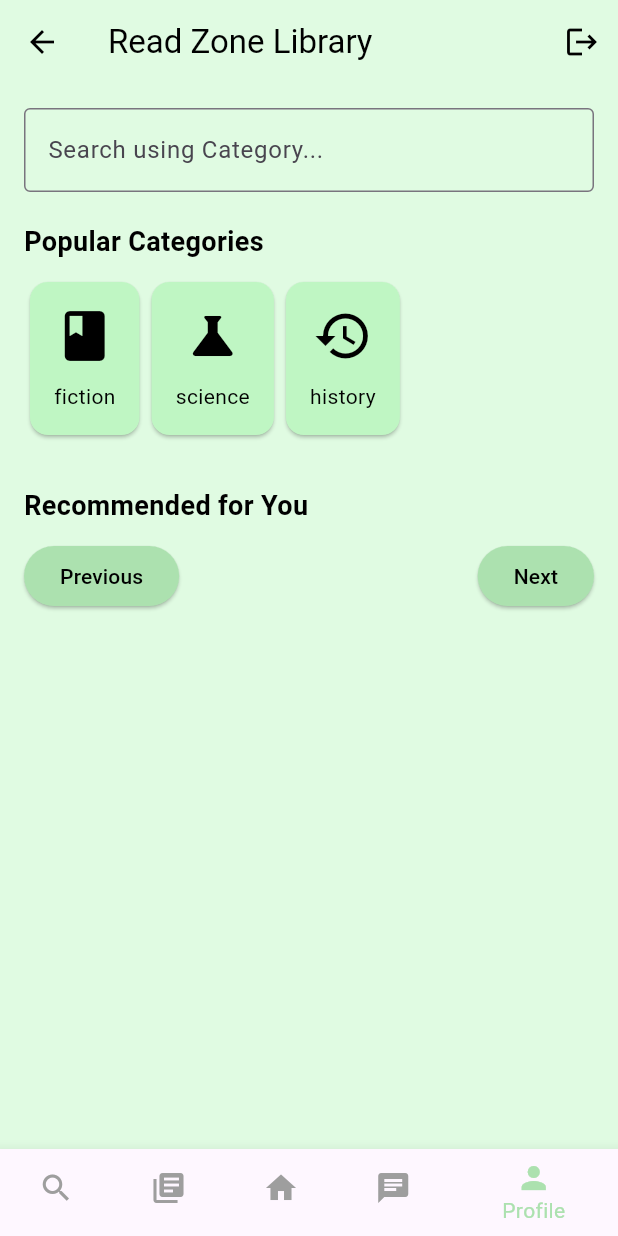
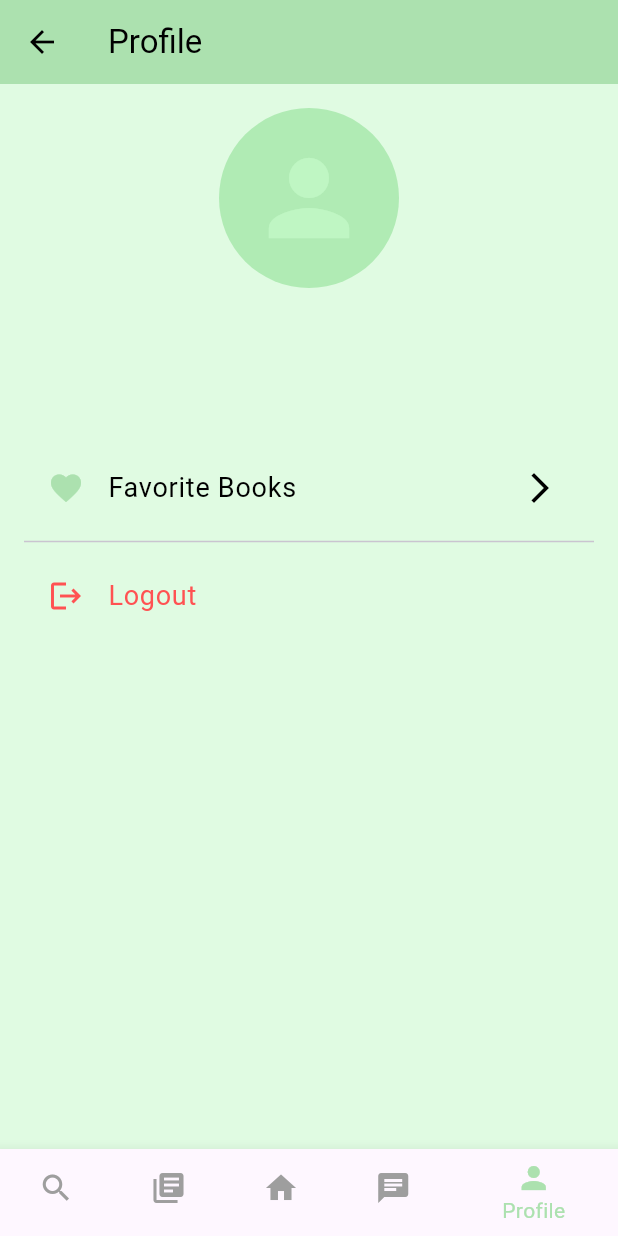
Before and after one commit to Zarathustra09/read_zone, a Flutter app: the HomePage screen opened directly, item 5 of the bottom bar chosen, on a phone screen of 412 x 824 dp. Run offline on Flutter 3.47's test engine with Material 3 defaults, Android fonts, the phone set to English and light mode, and no system bars; our stand-ins replace cloud_firestore, dash_chat_2, firebase_auth, firebase_core, flutter_dotenv, fluttertoast and 1 more; missing offline and left inert: chat_gpt_sdk; accounts and stored records are empty; network calls fail.

Commit message:
October 8 2024 - profile_page.dart and forgot password

```diff
--- a/lib/components/navbar.dart
+++ b/lib/components/navbar.dart
@@ -1,8 +1,9 @@
 import 'package:flutter/material.dart';
-import 'package:read_zone/main_pages/chat_page.dart'; // Import ChatPage
-import 'package:read_zone/main_pages/home_page.dart'; // Import HomePage
-import 'package:read_zone/main_pages/favorite_page.dart'; // Import FavoritePage
-import 'package:read_zone/main_pages/search_page.dart'; // Import SearchPage
+import 'package:read_zone/main_pages/chat_page.dart';
+import 'package:read_zone/main_pages/home_page.dart';
+import 'package:read_zone/main_pages/favorite_page.dart';
+import 'package:read_zone/main_pages/search_page.dart';
+import 'package:read_zone/main_pages/profile_page.dart'; // Import ProfilePage
 
 class Navbar extends StatefulWidget {
   final int currentIndex;
@@ -45,7 +46,7 @@ class _NavbarState extends State<Navbar> {
         ),
       ],
       currentIndex: widget.currentIndex,
-      selectedItemColor: Color(0xFFACE1AF), // Primary color from your palette
+      selectedItemColor: Color(0xFFACE1AF),
       unselectedItemColor: Colors.grey,
       onTap: (index) {
         if (index == 0) {
@@ -68,6 +69,11 @@ class _NavbarState extends State<Navbar> {
             context,
             MaterialPageRoute(builder: (context) => ChatPage()),
           );
+        } else if (index == 4) {
+          Navigator.push(
+            context,
+            MaterialPageRoute(builder: (context) => ProfilePage()),
+          );
         } else {
           widget.onTap(index);
         }
--- a/lib/main_pages/home_page.dart
+++ b/lib/main_pages/home_page.dart
@@ -86,14 +86,6 @@ class _HomePageState extends State<HomePage> {
         ),
         backgroundColor: Color(0xFFE0FBE2),
         elevation: 0,
-        actions: [
-          IconButton(
-            icon: Icon(Icons.logout, color: Colors.black),
-            onPressed: () {
-              _authService.signout(context);
-            },
-          ),
-        ],
       ),
       body: _isLoading
           ? Center(child: CircularProgressIndicator())
@@ -175,7 +167,6 @@ class _HomePageState extends State<HomePage> {
   }
 
   // Helper function to build the category card
-  // Helper function to build the category card
   Widget _buildCategoryCard(String title, IconData icon) {
     return GestureDetector(
       onTap: () {
--- /dev/null
+++ b/lib/main_pages/profile_page.dart
@@ -0,0 +1,134 @@
+import 'package:flutter/material.dart';
+import 'package:firebase_auth/firebase_auth.dart';
+import 'package:read_zone/theme.dart'; // Import your theme
+import 'package:read_zone/components/navbar.dart'; // Import your Navbar
+import 'package:read_zone/main_pages/favorite_page.dart'; // Import FavoritePage
+import 'package:read_zone/auth/login_page.dart'; // Import LoginPage
+
+class ProfilePage extends StatefulWidget {
+  const ProfilePage({Key? key}) : super(key: key);
+
+  @override
+  _ProfilePageState createState() => _ProfilePageState();
+}
+
+class _ProfilePageState extends State<ProfilePage> {
+  User? user;
+  String username = '';
+  String email = '';
+
+  @override
+  void initState() {
+    super.initState();
+    fetchUserData();
+  }
+
+  void fetchUserData() {
+    user = FirebaseAuth.instance.currentUser;
+    if (user != null) {
+      setState(() {
+        username = user!.displayName ?? 'No Username';
+        email = user!.email ?? 'No Email';
+      });
+    }
+  }
+
+  void _logout() async {
+    await FirebaseAuth.instance.signOut();
+    Navigator.pushReplacement(
+      context,
+      MaterialPageRoute(builder: (context) => LoginPage()),
+    );
+  }
+
+  @override
+  Widget build(BuildContext context) {
+    return Scaffold(
+      appBar: AppBar(
+        backgroundColor: AppTheme.primaryColor,
+        title: const Text(
+          'Profile',
+          style: TextStyle(
+            color: Colors.black, // Contrast with primaryColor
+          ),
+        ),
+      ),
+      body: Padding(
+        padding: const EdgeInsets.all(16.0),
+        child: Column(
+          crossAxisAlignment: CrossAxisAlignment.center,
+          children: [
+            CircleAvatar(
+              radius: 60,
+              backgroundColor: AppTheme.secondaryColor,
+              child: Icon(
+                Icons.person,
+                size: 80,
+                color: AppTheme.accentColor,
+              ),
+            ),
+            const SizedBox(height: 20),
+            Text(
+              username,
+              style: const TextStyle(
+                fontSize: 24,
+                fontWeight: FontWeight.bold,
+                color: Colors.black,
+              ),
+            ),
+            const SizedBox(height: 8),
+            Text(
+              email,
+              style: const TextStyle(
+                fontSize: 16,
+                color: Colors.black54,
+              ),
+            ),
+            const SizedBox(height: 20),
+            ListTile(
+              leading: Icon(
+                Icons.favorite,
+                color: AppTheme.primaryColor,
+              ),
+              title: const Text(
+                'Favorite Books',
+                style: TextStyle(
+                  fontSize: 18,
+                  color: Colors.black,
+                ),
+              ),
+              trailing: const Icon(Icons.arrow_forward_ios, color: Colors.black),
+              onTap: () {
+                Navigator.push(
+                  context,
+                  MaterialPageRoute(builder: (context) => FavoritePage()),
+                );
+              },
+            ),
+            const Divider(),
+            ListTile(
+              leading: Icon(
+                Icons.logout,
+                color: Colors.redAccent,
+              ),
+              title: const Text(
+                'Logout',
+                style: TextStyle(
+                  fontSize: 18,
+                  color: Colors.redAccent,
+                ),
+              ),
+              onTap: _logout,
+            ),
+          ],
+        ),
+      ),
+      bottomNavigationBar: Navbar(
+        currentIndex: 4, // Set index to 4 for the profile
+        onTap: (index) {
+          // Handle navigation
+        },
+      ),
+    );
+  }
+}
```
Also changed, not shown: lib/auth/login_page.dart (+69 -12 lines), lib/services/auth_service.dart (+15 -3 lines).
